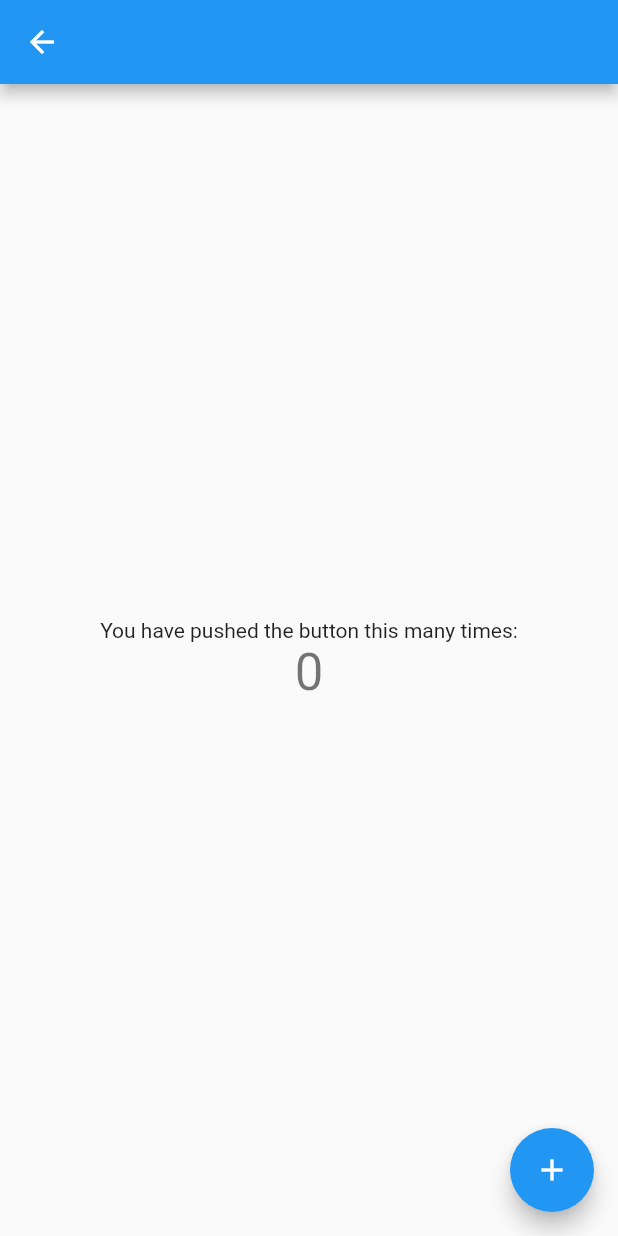
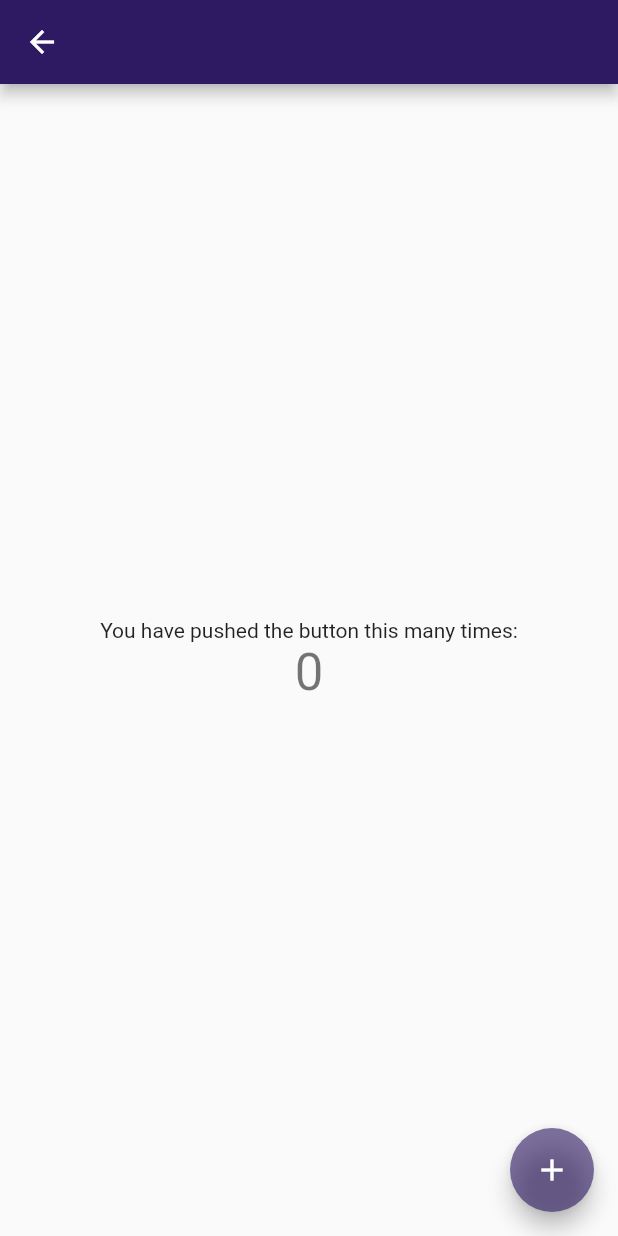
Before and after one commit to charlesarchibong/hagglex, a Flutter app: the MyHomePage screen opened directly with empty values, on a phone screen of 412 x 824 dp. Run offline on Flutter 3.47's test engine with Material 2 defaults, Android fonts, the phone set to English and light mode, and no system bars; our stand-ins replace another_flushbar, connectivity, data_connection_checker, dio, equatable, flutter_dotenv and 3 more; missing offline and left inert: pedantic; accounts and stored records are empty.

Commit message:
change app color

```diff
--- a/lib/core/share_ui/shared/app_colors.dart
+++ b/lib/core/share_ui/shared/app_colors.dart
@@ -10,15 +10,15 @@ class AppColors {
   static const Color gray = Color(0xffBDBDBD);
   static const Color green = Color(0xff067E04);
   static const Map<int, Color> colorScratch = {
-    50: Color.fromRGBO(16, 25, 36, .1),
-    100: Color.fromRGBO(16, 25, 36, .2),
-    200: Color.fromRGBO(16, 25, 36, .3),
-    300: Color.fromRGBO(16, 25, 36, .4),
-    400: Color.fromRGBO(16, 25, 36, .5),
-    500: Color.fromRGBO(16, 25, 36, .6),
-    600: Color.fromRGBO(16, 25, 36, .7),
-    700: Color.fromRGBO(16, 25, 36, .8),
-    800: Color.fromRGBO(16, 25, 36, .9),
-    900: Color.fromRGBO(16, 25, 36, 1),
+    50: Color.fromRGBO(46, 25, 99, .1),
+    100: Color.fromRGBO(46, 25, 99, .2),
+    200: Color.fromRGBO(46, 25, 99, .3),
+    300: Color.fromRGBO(46, 25, 99, .4),
+    400: Color.fromRGBO(46, 25, 99, .5),
+    500: Color.fromRGBO(46, 25, 99, .6),
+    600: Color.fromRGBO(46, 25, 99, .7),
+    700: Color.fromRGBO(46, 25, 99, .8),
+    800: Color.fromRGBO(46, 25, 99, .9),
+    900: Color.fromRGBO(46, 25, 99, 1),
   };
 }
--- a/lib/main.dart
+++ b/lib/main.dart
@@ -3,6 +3,7 @@ import 'package:flutter_dotenv/flutter_dotenv.dart' as dotenv;
 import 'package:hagglex/core/navigations/navigation_service.dart';
 import 'package:hagglex/core/navigations/route_generator.dart';
 import 'package:hagglex/core/navigations/route_paths.dart';
+import 'package:hagglex/core/share_ui/shared/app_colors.dart';
 import 'package:hagglex/injection_container.dart';
 
 void main() async {
@@ -20,7 +21,10 @@ class MyApp extends StatelessWidget {
       title: 'HaggleX',
       navigatorKey: sl<NavigationService>().key,
       theme: ThemeData(
-        primarySwatch: Colors.blue,
+        primarySwatch: MaterialColor(
+          0xff2E1963,
+          AppColors.colorScratch,
+        ),
       ),
       initialRoute: Routes.startUpPage,
       onGenerateRoute: generateRoute,
```
